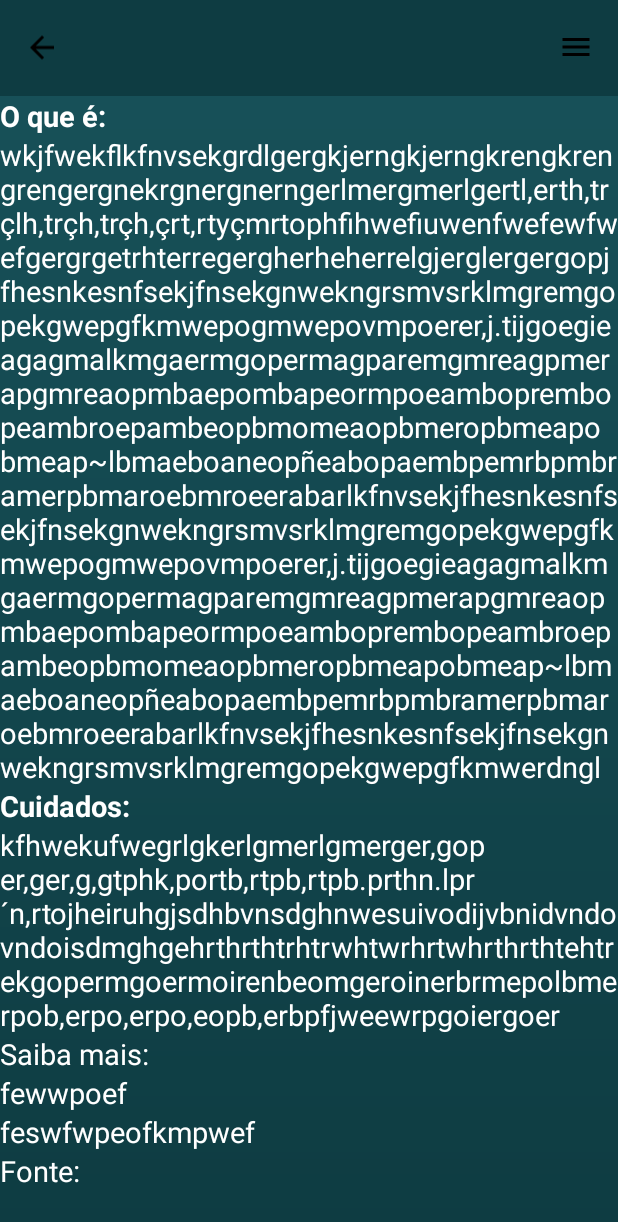
After one commit to JoseCumaru/DermDetect, an Android app: the InformationActivity screen opened directly, with no data from a screen before it, on a phone screen of 412 x 824 dp. The commit adds this screen. Shown: the top 1222 px of the screen. Run offline under Robolectric (Android 15) with nearby library versions, the phone set to English and light mode, and no system bars.

Commit message:
Feat: Tela Information

```diff
--- a/app/src/main/AndroidManifest.xml
+++ b/app/src/main/AndroidManifest.xml
@@ -29,6 +29,9 @@
         android:theme="@style/Theme.TesteDermDetect"
         tools:targetApi="31">
         <activity
+            android:name=".InformationActivity"
+            android:exported="false" />
+        <activity
             android:name=".MainActivity"
             android:exported="true">
             <intent-filter>
--- /dev/null
+++ b/app/src/main/java/com/example/testedermdetect/InformationActivity.java
@@ -0,0 +1,42 @@
+package com.example.testedermdetect;
+
+import androidx.appcompat.app.AppCompatActivity;
+
+import android.content.Intent;
+import android.os.Bundle;
+import android.view.View;
+import android.widget.ImageView;
+import android.widget.TextView;
+
+public class InformationActivity extends AppCompatActivity {
+
+    TextView textClasse, informations;
+    ImageView leftIcon;
+
+    @Override
+    protected void onCreate(Bundle savedInstanceState) {
+        super.onCreate(savedInstanceState);
+        setContentView(R.layout.activity_information);
+        initializeComponents();
+        initializeClicks();
+    }
+
+
+    private void initializeComponents(){
+        Intent intent = getIntent();
+        String classe = intent.getStringExtra("class");
+        textClasse = findViewById(R.id.textClasse);
+        textClasse.setText(classe);
+        leftIcon = findViewById(R.id.left_icon);
+    }
+
+    private void initializeClicks(){
+        leftIcon.setOnClickListener(new View.OnClickListener() {
+            @Override
+            public void onClick(View v) {
+                Intent intent = new Intent(InformationActivity.this, MainActivity.class);
+                startActivity(intent);
+            }
+        });
+    }
+}
--- a/app/src/main/java/com/example/testedermdetect/MainActivity.java
+++ b/app/src/main/java/com/example/testedermdetect/MainActivity.java
@@ -31,6 +31,7 @@ public class MainActivity extends AppCompatActivity {
     Button predict;
     ImageView camera,gallery, leftIcon, rightIcon, selectedImage;
     int imageSize = 256;
+    String classe;
 
     @Override
     protected void onCreate(Bundle savedInstanceState) {
@@ -53,7 +54,7 @@ public class MainActivity extends AppCompatActivity {
         gallery = findViewById(R.id.imgBtnGaleria);
         predict = findViewById(R.id.buttonEnviar);
         selectedImage = findViewById(R.id.selectedimage);
-        about = findViewById(R.id.textViewSobre);
+        about = findViewById(R.id.textViewInformations);
         about.setVisibility(View.INVISIBLE);
     }
 
@@ -98,6 +99,15 @@ public class MainActivity extends AppCompatActivity {
             }
         });
 
+        about.setOnClickListener(new View.OnClickListener() {
+            @Override
+            public void onClick(View v) {
+                Intent intent = new Intent(MainActivity.this, InformationActivity.class);
+                intent.putExtra("class", classe);
+                startActivity(intent);
+            }
+        });
+
     }
 
     public void classifyImage(Bitmap image){
@@ -139,6 +149,7 @@ public class MainActivity extends AppCompatActivity {
             String[] classes = {"Acne", "Rosácea", "Impetigo", "Melasma", "Psoríase", "Micose", "Dermatite Atópica", "Melanoma"};
             result.setText(classes[maxPos]);
             about.setVisibility(View.VISIBLE);
+            classe = classes[maxPos];
 
             model.close();
         } catch (IOException e) {
--- /dev/null
+++ b/app/src/main/res/drawable/gradiente.xml
@@ -0,0 +1,10 @@
+<?xml version="1.0" encoding="utf-8"?>
+<shape xmlns:android="http://schemas.android.com/apk/res/android">
+
+    <gradient
+        android:startColor="@color/primary_color"
+        android:endColor="@color/secundary_color"
+        android:type="linear"
+        android:angle="90" />
+
+</shape>
--- /dev/null
+++ b/app/src/main/res/layout/activity_information.xml
@@ -0,0 +1,145 @@
+<?xml version="1.0" encoding="utf-8"?>
+<androidx.constraintlayout.widget.ConstraintLayout xmlns:android="http://schemas.android.com/apk/res/android"
+    xmlns:app="http://schemas.android.com/apk/res-auto"
+    xmlns:tools="http://schemas.android.com/tools"
+    android:layout_width="match_parent"
+    android:layout_height="match_parent"
+    android:background="@drawable/gradiente"
+    tools:context=".InformationActivity">
+
+    <com.google.android.material.appbar.AppBarLayout
+        android:id="@+id/appBarLayout"
+        android:layout_width="match_parent"
+        android:layout_height="wrap_content"
+        app:layout_constraintTop_toTopOf="parent">
+
+        <androidx.appcompat.widget.Toolbar
+            android:layout_width="match_parent"
+            android:layout_height="match_parent"
+            android:background="#0E3C42">
+
+            <RelativeLayout
+                android:layout_width="match_parent"
+                android:layout_height="50dp">
+
+                <ImageView
+                    android:id="@+id/left_icon"
+                    android:layout_width="wrap_content"
+                    android:layout_height="50dp"
+                    android:layout_alignParentStart="true"
+                    android:layout_centerVertical="true"
+                    android:visibility="visible"
+                    tools:visibility="invisible"
+                    android:src="@drawable/ic_arrowback"/>
+                <TextView
+                    android:id="@+id/textClasse"
+                    android:layout_width="wrap_content"
+                    android:layout_height="wrap_content"
+                    android:layout_marginStart="5dp"
+                    android:text="@string/name_app"
+                    android:textColor="@color/black"
+                    android:textSize="18sp"
+                    android:layout_centerVertical="true"
+                    android:layout_toEndOf="@id/left_icon"
+                    />
+                <ImageView
+                    android:id="@+id/right_icon"
+                    android:layout_width="wrap_content"
+                    android:layout_height="wrap_content"
+                    android:layout_alignParentEnd="true"
+                    android:layout_centerVertical="true"
+                    android:layout_marginEnd="16dp"
+                    android:src="@drawable/ic_menu"/>
+
+            </RelativeLayout>
+
+
+        </androidx.appcompat.widget.Toolbar>
+
+    </com.google.android.material.appbar.AppBarLayout>
+
+
+
+    <ScrollView
+        android:id="@+id/scrollable"
+        android:layout_width="match_parent"
+        android:layout_height="0dp"
+        app:layout_constraintBottom_toBottomOf="parent"
+        app:layout_constraintEnd_toEndOf="parent"
+        app:layout_constraintHorizontal_bias="0.0"
+        app:layout_constraintStart_toStartOf="parent"
+        app:layout_constraintTop_toBottomOf="@+id/appBarLayout"
+        app:layout_constraintVertical_bias="0.0"
+        tools:ignore="MissingConstraints">
+
+        <LinearLayout
+            android:layout_width="match_parent"
+            android:layout_height="wrap_content"
+            android:orientation="vertical">
+
+            <TextView
+                android:layout_width="match_parent"
+                android:layout_height="wrap_content"
+                android:text="O que é:"
+                android:textStyle="bold"
+                android:textColor="@color/white"
+                android:textSize="19sp"/>
+
+            <TextView
+                android:layout_width="match_parent"
+                android:layout_height="wrap_content"
+                android:text="wkjfwekflkfnvsekgrdlgergkjerngkjerngkrengkrengrengergnekrgnergnerngerlmergmerlgertl,erth,trçlh,trçh,trçh,çrt,rtyçmrtophfihwefiuwenfwefewfwefgergrgetrhterregergherheherrelgjerglergergopjfhesnkesnfsekjfnsekgnwekngrsmvsrklmgremgopekgwepgfkmwepogmwepovmpoerer,j.tijgoegieagagmalkmgaermgopermagparemgmreagpmerapgmreaopmbaepombapeormpoeamboprembopeambroepambeopbmomeaopbmeropbmeapobmeap~lbmaeboaneopñeabopaembpemrbpmbramerpbmaroebmroeerabarlkfnvsekjfhesnkesnfsekjfnsekgnwekngrsmvsrklmgremgopekgwepgfkmwepogmwepovmpoerer,j.tijgoegieagagmalkmgaermgopermagparemgmreagpmerapgmreaopmbaepombapeormpoeamboprembopeambroepambeopbmomeaopbmeropbmeapobmeap~lbmaeboaneopñeabopaembpemrbpmbramerpbmaroebmroeerabarlkfnvsekjfhesnkesnfsekjfnsekgnwekngrsmvsrklmgremgopekgwepgfkmwerdngl"
+                android:textColor="@color/white"
+                android:textSize="19sp"/>
+
+            <TextView
+                android:layout_width="match_parent"
+                android:layout_height="wrap_content"
+                android:text="Cuidados: "
+                android:textStyle="bold"
+                android:textColor="@color/white"
+                android:textSize="19sp"/>
+
+            <TextView
+                android:layout_width="match_parent"
+                android:layout_height="wrap_content"
+                android:text="kfhwekufwegrlgkerlgmerlgmerger,goper,ger,g,gtphk,portb,rtpb,rtpb.prthn.lpr´n,rtojheiruhgjsdhbvnsdghnwesuivodijvbnidvndovndoisdmghgehrthrthtrhtrwhtwrhrtwhrthrthtehtrekgopermgoermoirenbeomgeroinerbrmepolbmerpob,erpo,erpo,eopb,erbpfjweewrpgoiergoer"
+                android:textColor="@color/white"
+                android:textSize="19sp"/>
+
+            <TextView
+                android:layout_width="match_parent"
+                android:layout_height="wrap_content"
+                android:text="Saiba mais: "
+                android:textColor="@color/white"
+                android:textSize="19sp"/>
+
+            <TextView
+                android:layout_width="match_parent"
+                android:layout_height="wrap_content"
+                android:text="fewwpoef"
+                android:textColor="@color/white"
+                android:textSize="19sp"/>
+
+            <TextView
+                android:layout_width="match_parent"
+                android:layout_height="wrap_content"
+                android:text="feswfwpeofkmpwef"
+                android:textColor="@color/white"
+                android:textSize="19sp"/>
+
+            <TextView
+                android:layout_width="match_parent"
+                android:layout_height="wrap_content"
+                android:text="Fonte: "
+                android:textColor="@color/white"
+                android:textSize="19sp"/>
+
+        </LinearLayout>
+
+
+
+    </ScrollView>
+
+
+</androidx.constraintlayout.widget.ConstraintLayout>
--- a/app/src/main/res/layout/activity_main.xml
+++ b/app/src/main/res/layout/activity_main.xml
@@ -3,7 +3,7 @@
     xmlns:tools="http://schemas.android.com/tools"
     android:layout_width="match_parent"
     android:layout_height="match_parent"
-    android:background="#14464C"
+    android:background="@drawable/gradiente"
     xmlns:app="http://schemas.android.com/apk/res-auto"
     android:fillViewport="true">
 
@@ -42,7 +42,7 @@
                         android:layout_marginStart="1dp"
                         android:text="DermDetect"
                         android:textColor="@color/black"
-                        android:textSize="17sp"
+                        android:textSize="18sp"
                         android:layout_centerVertical="true"
                         android:layout_toEndOf="@id/left_icon"
                         />
@@ -68,10 +68,9 @@
             android:layout_width="match_parent"
             android:layout_height="80dp"
             android:layout_marginTop="16dp"
-            android:background="#14464C"
             android:padding="5dp"
             android:layout_marginStart="8dp"
-            android:text="Os resultados fornecidos são apenas uma estimativa. É altamente recomendado que você consulte um médico para um diagnóstico preciso."
+            android:text="@string/information"
             android:textColor="@color/white"
             android:textSize="15sp"
             app:layout_constraintTop_toBottomOf="@+id/appBarLayout" />
@@ -103,10 +102,11 @@
                     android:layout_gravity="left"
                     android:textSize="24sp"
                     app:layout_constraintStart_toStartOf="parent"
-                    android:layout_marginStart="30dp"/>
+                    android:layout_marginStart="30dp"
+                    tools:ignore="RtlHardcoded" />
 
                 <TextView
-                    android:id="@+id/textViewSobre"
+                    android:id="@+id/textViewInformations"
                     android:layout_width="wrap_content"
                     android:layout_height="wrap_content"
                     android:text="Informações>"
@@ -129,7 +129,6 @@
             android:layout_width="match_parent"
             android:layout_height="wrap_content"
             android:layout_marginTop="32dp"
-            android:background="#14464C"
             android:orientation="vertical"
             android:padding="16dp"
             app:layout_constraintBottom_toBottomOf="parent"
@@ -184,7 +183,7 @@
                     android:layout_height="match_parent"
                     android:layout_gravity="left"
                     android:layout_marginStart="60dp"
-                    android:text="Camera"
+                    android:text="@string/camera"
                     android:textColor="@color/white"
                     app:layout_constraintStart_toStartOf="parent"
                     tools:ignore="MissingConstraints,RtlHardcoded" />
@@ -194,7 +193,7 @@
                     android:layout_height="match_parent"
                     android:layout_gravity="right"
                     android:layout_marginEnd="64dp"
-                    android:text="Galeria"
+                    android:text="@string/gallery"
                     android:textColor="@color/white"
                     app:layout_constraintEnd_toEndOf="parent"
                     tools:ignore="MissingConstraints,RtlHardcoded" />
@@ -207,7 +206,8 @@
                 android:layout_width="match_parent"
                 android:layout_height="wrap_content"
                 android:layout_marginTop="32dp"
-                android:text="Inferir"
+                android:text="@string/infer"
+                android:textSize="19sp"
                 android:textAllCaps="false"
                 app:backgroundTint="@null" />
 
--- a/app/src/main/res/values/colors.xml
+++ b/app/src/main/res/values/colors.xml
@@ -2,6 +2,8 @@
 <resources>
 
     <color name="color_cinza">#C6C6C6</color>
+    <color name="primary_color">#0E3C42</color>
+    <color name="secundary_color">#18525A</color>
 
     <color name="black">#FF000000</color>
     <color name="white">#FFFFFFFF</color>
--- a/app/src/main/res/values/strings.xml
+++ b/app/src/main/res/values/strings.xml
@@ -1,3 +1,9 @@
 <resources>
     <string name="app_name">TesteDermDetect</string>
+    <string name="gallery">Galeria</string>
+    <string name="camera">Camera</string>
+    <string name="infer">Inferir</string>
+    <string name="information">Os resultados fornecidos são apenas uma estimativa. É altamente recomendado que você consulte um médico para um diagnóstico preciso.</string>
+    <string name="string_melanoma">Melanoma</string>
+    <string name="name_app">DermDetect</string>
 </resources>
```
